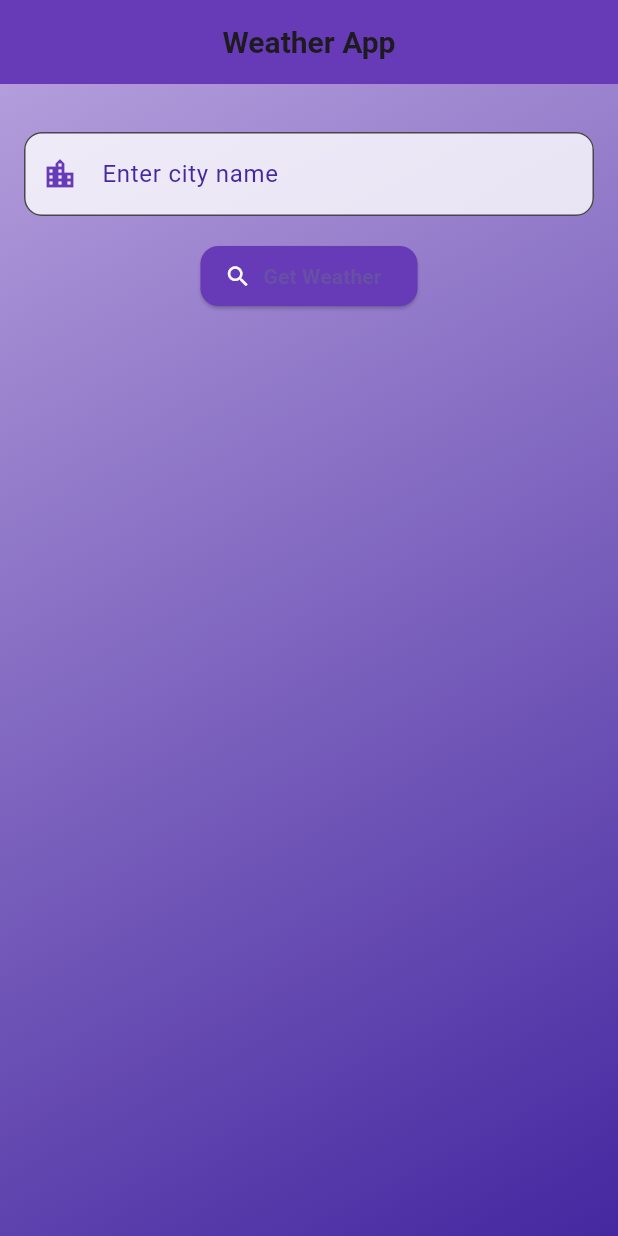
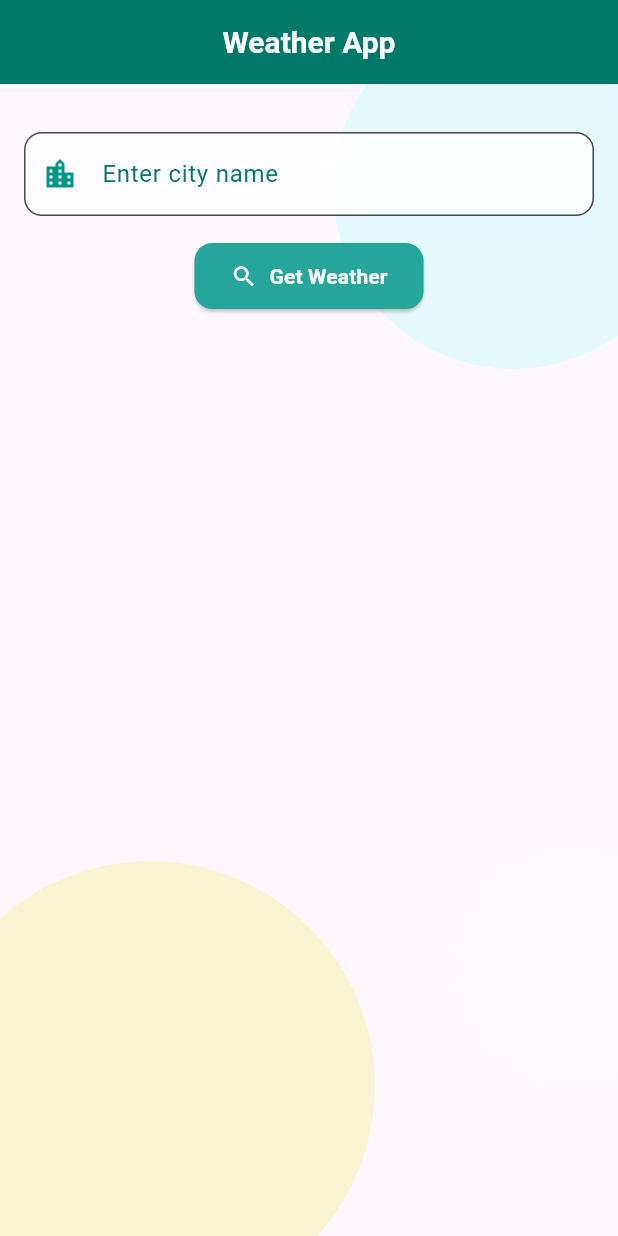
Before and after one commit to NamanPatel7030/weather-app-flutter, a Flutter app: the screen it shows after launch, on a phone screen of 412 x 824 dp. Run offline on Flutter 3.47's test engine with Material 3 defaults, Android fonts, the phone set to English and light mode, and no system bars.

Commit message:
UI UPDATE

```diff
--- a/weatherapp/lib/main.dart
+++ b/weatherapp/lib/main.dart
@@ -1,4 +1,5 @@
 import 'dart:convert';
+import 'dart:ui';
 import 'package:flutter/material.dart';
 import 'package:http/http.dart' as http;
 
@@ -19,7 +20,7 @@ class _WeatherScreenState extends State<WeatherScreen> {
   final TextEditingController _cityController = TextEditingController();
   Map<String, dynamic>? _weatherData;
 
-  final String _apiKey = "ebb1e1c04c5e754acc662be08cd75352"; // Replace with your OpenWeather API key
+  final String _apiKey = "ebb1e1c04c5e754acc662be08cd75352"; // Replace with your API key
 
   Future<void> fetchWeatherData(String city) async {
     final String url =
@@ -51,19 +52,41 @@ class _WeatherScreenState extends State<WeatherScreen> {
       appBar: AppBar(
         title: const Text(
           "Weather App",
-          style: TextStyle(fontWeight: FontWeight.bold, fontSize: 20),
+          style: TextStyle(fontWeight: FontWeight.bold, fontSize: 20,color: Colors.white),
         ),
-        backgroundColor: Colors.deepPurple,
+        backgroundColor: Colors.teal.shade700,
         centerTitle: true,
       ),
-      body: Container(
-        decoration: BoxDecoration(
-          gradient: LinearGradient(
-            colors: [Colors.deepPurple.shade200, Colors.deepPurple.shade800],
-            begin: Alignment.topLeft,
-            end: Alignment.bottomRight,
+      body: Stack(
+        children: [
+          // Background Design
+          Positioned(
+            top: -50,
+            right: -50,
+            child: CircleAvatar(
+              radius: 120,
+              backgroundColor: Colors.tealAccent.shade100.withOpacity(0.3),
             ),
           ),
+          Positioned(
+            bottom: -50,
+            left: -50,
+            child: CircleAvatar(
+              radius: 150,
+              backgroundColor: const Color.fromARGB(255, 226, 233, 29).withOpacity(0.2),
+            ),
+          ),
+          Positioned(
+            bottom: 100,
+            right: -50,
+            child: CircleAvatar(
+              radius: 80,
+              backgroundColor: const Color.fromARGB(255, 255, 255, 255).withOpacity(0.2),
+            ),
+          ),
+
+          // Main Content
+          Padding(
             padding: const EdgeInsets.all(16.0),
             child: Column(
               children: [
@@ -71,14 +94,14 @@ class _WeatherScreenState extends State<WeatherScreen> {
                 TextField(
                   controller: _cityController,
                   decoration: InputDecoration(
-                prefixIcon: Icon(Icons.location_city, color: Colors.deepPurple),
+                    prefixIcon: Icon(Icons.location_city, color: Colors.teal),
                     labelText: "Enter city name",
-                labelStyle: TextStyle(color: Colors.deepPurple.shade800),
+                    labelStyle: TextStyle(color: Colors.teal.shade700),
                     fillColor: Colors.white.withOpacity(0.8),
                     filled: true,
                     border: OutlineInputBorder(
                       borderRadius: BorderRadius.circular(12),
-                  borderSide: BorderSide(color: Colors.deepPurple),
+                      borderSide: BorderSide(color: Colors.teal.shade200),
                     ),
                   ),
                 ),
@@ -95,7 +118,9 @@ class _WeatherScreenState extends State<WeatherScreen> {
                     }
                   },
                   style: ElevatedButton.styleFrom(
-                backgroundColor: Colors.deepPurple,
+                    backgroundColor: Colors.teal.shade400,
+                    padding: const EdgeInsets.symmetric(
+                        horizontal: 24, vertical: 12),
                     shape: RoundedRectangleBorder(
                       borderRadius: BorderRadius.circular(12),
                     ),
@@ -103,7 +128,7 @@ class _WeatherScreenState extends State<WeatherScreen> {
                   icon: Icon(Icons.search, color: Colors.white),
                   label: const Text(
                     "Get Weather",
-                style: TextStyle(fontWeight: FontWeight.bold),
+                    style: TextStyle(fontWeight: FontWeight.bold, color: Colors.white),
                   ),
                 ),
                 const SizedBox(height: 24),
@@ -111,16 +136,28 @@ class _WeatherScreenState extends State<WeatherScreen> {
               ],
             ),
           ),
+        ],
+      ),
     );
   }
 
   Widget _buildWeatherCard() {
-    return Card(
-      shape: RoundedRectangleBorder(
+    return Container(
+      decoration: BoxDecoration(
         borderRadius: BorderRadius.circular(16),
+        color: Colors.white.withOpacity(0.7),
+        boxShadow: [
+          BoxShadow(
+            color: Colors.black.withOpacity(0.2),
+            blurRadius: 10,
+            offset: Offset(0, 4),
           ),
-      color: Colors.white.withOpacity(0.9),
-      elevation: 10,
+        ],
+      ),
+      child: ClipRRect(
+        borderRadius: BorderRadius.circular(16),
+        child: BackdropFilter(
+          filter: ImageFilter.blur(sigmaX: 10, sigmaY: 10),
           child: Padding(
             padding: const EdgeInsets.all(16.0),
             child: Column(
@@ -130,7 +167,7 @@ class _WeatherScreenState extends State<WeatherScreen> {
                   style: TextStyle(
                     fontSize: 28,
                     fontWeight: FontWeight.bold,
-                color: Colors.deepPurple.shade800,
+                    color: Colors.teal.shade900,
                   ),
                 ),
                 const SizedBox(height: 16),
@@ -139,8 +176,8 @@ class _WeatherScreenState extends State<WeatherScreen> {
                   children: [
                     _buildWeatherInfo(
                         "Temperature", "${_weatherData!['main']['temp']}°C"),
-                _buildWeatherInfo(
-                    "Condition", _weatherData!['weather'][0]['description']),
+                    _buildWeatherInfo("Condition",
+                        _weatherData!['weather'][0]['description']),
                   ],
                 ),
                 const SizedBox(height: 16),
@@ -156,6 +193,8 @@ class _WeatherScreenState extends State<WeatherScreen> {
               ],
             ),
           ),
+        ),
+      ),
     );
   }
 
@@ -167,7 +206,7 @@ class _WeatherScreenState extends State<WeatherScreen> {
           style: TextStyle(
             fontSize: 16,
             fontWeight: FontWeight.w600,
-            color: Colors.deepPurple.shade400,
+            color: Colors.teal.shade700,
           ),
         ),
         const SizedBox(height: 4),
@@ -176,7 +215,7 @@ class _WeatherScreenState extends State<WeatherScreen> {
           style: const TextStyle(
             fontSize: 18,
             fontWeight: FontWeight.bold,
-            color: Colors.deepPurple,
+            color: Colors.teal,
           ),
         ),
       ],
```
Lines whose indentation alone changed are shown as unchanged.
